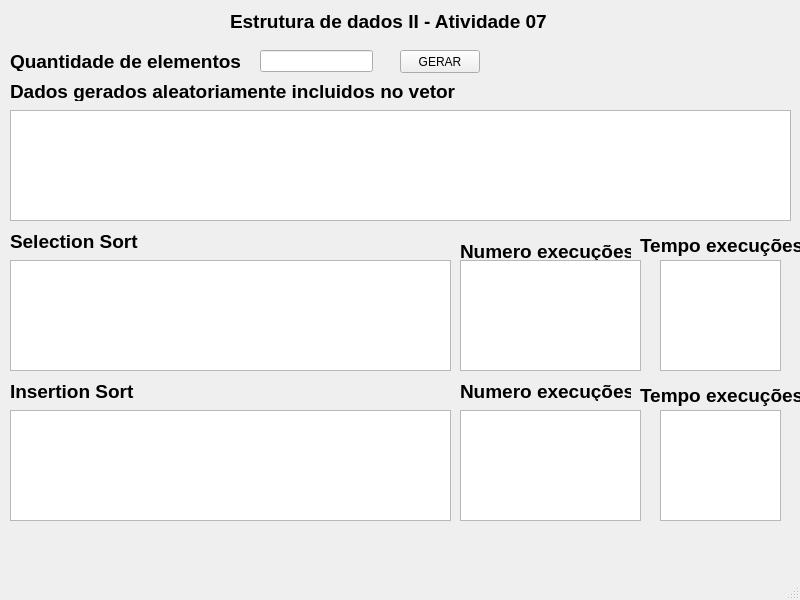
The window that mainwindow.ui (cpedrohenrique1/EDIIAtiv07) describes before a commit, drawn with Qt 5.
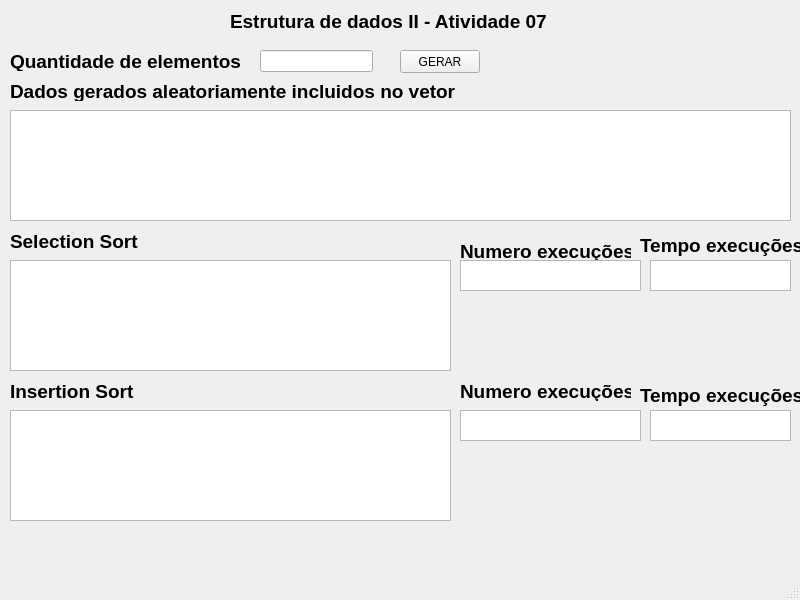
The same window after the commit.

The edit to the form file:
```diff
--- a/mainwindow.ui
+++ b/mainwindow.ui
@@ -164,7 +164,7 @@
       <x>460</x>
       <y>260</y>
       <width>181</width>
-      <height>111</height>
+      <height>31</height>
      </rect>
     </property>
    </widget>
@@ -174,17 +174,17 @@
       <x>460</x>
       <y>410</y>
       <width>181</width>
-      <height>111</height>
+      <height>31</height>
      </rect>
     </property>
    </widget>
    <widget class="QTextEdit" name="textEdit_selection_sort_tempo_execucoes">
     <property name="geometry">
      <rect>
-      <x>660</x>
+      <x>650</x>
       <y>260</y>
-      <width>121</width>
-      <height>111</height>
+      <width>141</width>
+      <height>31</height>
      </rect>
     </property>
    </widget>
@@ -217,10 +217,10 @@
    <widget class="QTextEdit" name="textEdit_insertion_sort_tempo_execucoes">
     <property name="geometry">
      <rect>
-      <x>660</x>
+      <x>650</x>
       <y>410</y>
-      <width>121</width>
-      <height>111</height>
+      <width>141</width>
+      <height>31</height>
      </rect>
     </property>
    </widget>
```
Left out of the diff: 2 changed lines with no effect on the pictures.
